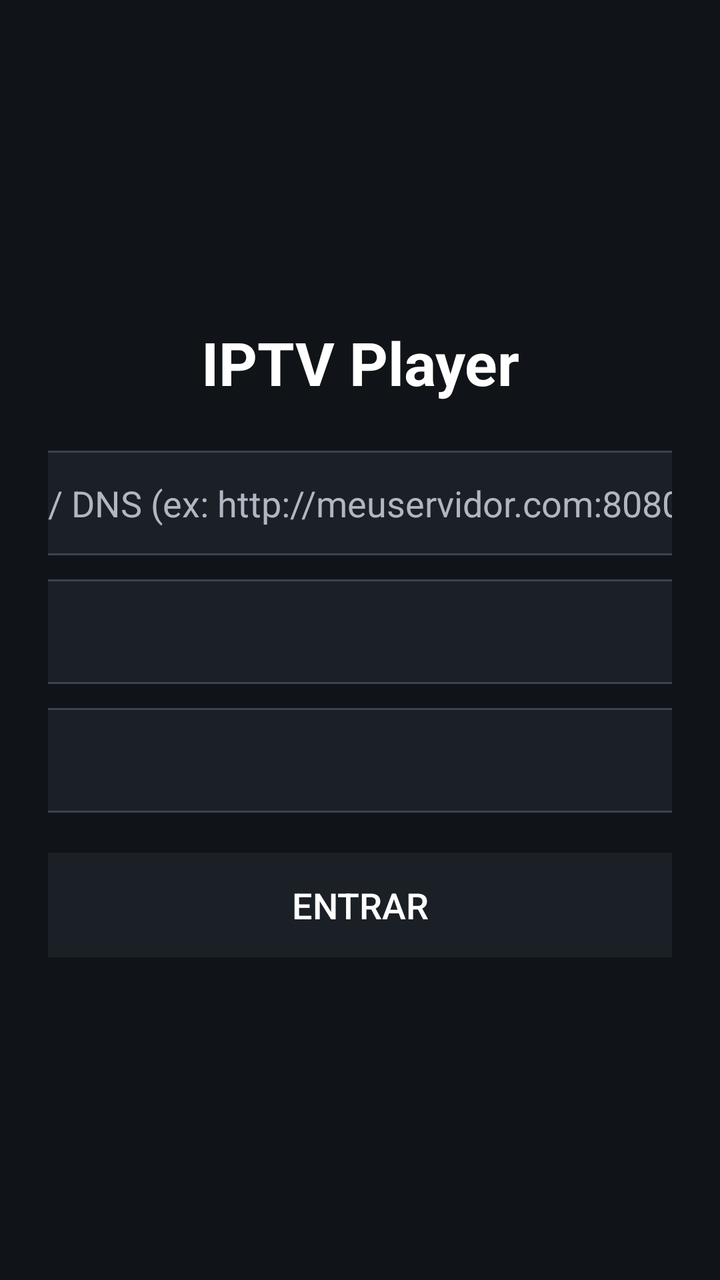
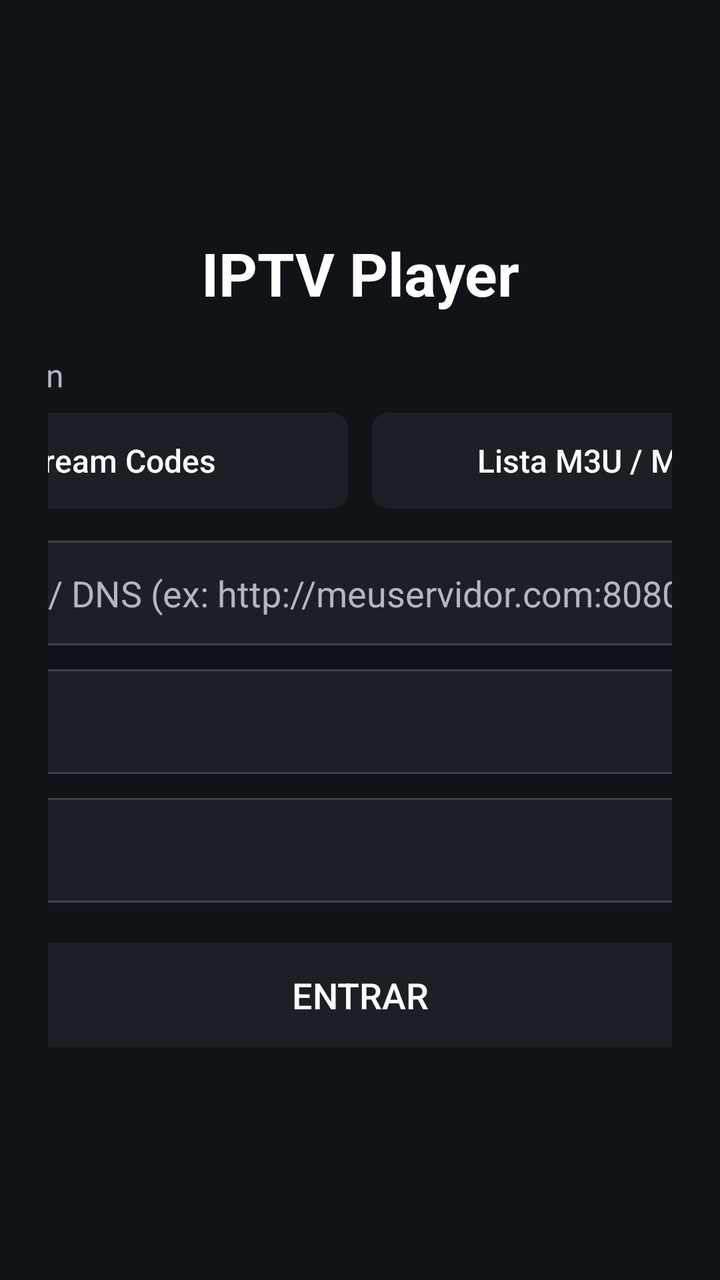

Compare the two renders of this Android layout. The source of the first and the diff that turns it into the second are given below.
<!-- AndroidManifest.xml: application theme AppTheme -->
<!-- res/layout/activity_login.xml -->
<?xml version="1.0" encoding="utf-8"?>
<ScrollView xmlns:android="http://schemas.android.com/apk/res/android"
    android:layout_width="match_parent"
    android:layout_height="match_parent"
    android:fillViewport="true">

    <LinearLayout
        android:layout_width="match_parent"
        android:layout_height="match_parent"
        android:gravity="center"
        android:orientation="vertical"
        android:padding="24dp">

        <LinearLayout
            android:layout_width="480dp"
            android:layout_height="wrap_content"
            android:orientation="vertical">

            <TextView
                android:layout_width="match_parent"
                android:layout_height="wrap_content"
                android:gravity="center"
                android:text="IPTV Player"
                android:textColor="@color/text"
                android:textSize="30sp"
                android:textStyle="bold" />

            <EditText
                android:id="@+id/etServer"
                android:layout_width="match_parent"
                android:layout_height="wrap_content"
                android:layout_marginTop="24dp"
                android:background="@drawable/input_bg"
                android:hint="Servidor / DNS (ex: http://meuservidor.com:8080)"
                android:imeOptions="actionNext"
                android:inputType="textUri"
                android:padding="14dp"
                android:textColor="@color/text"
                android:textColorHint="@color/muted"
                android:textSize="18sp" />

            <EditText
                android:id="@+id/etUser"
                android:layout_width="match_parent"
                android:layout_height="wrap_content"
                android:layout_marginTop="12dp"
                android:background="@drawable/input_bg"
                android:hint="Usuário"
                android:imeOptions="actionNext"
                android:inputType="textNoSuggestions"
                android:padding="14dp"
                android:textColor="@color/text"
                android:textColorHint="@color/muted"
                android:textSize="18sp" />

            <EditText
                android:id="@+id/etPass"
                android:layout_width="match_parent"
                android:layout_height="wrap_content"
                android:layout_marginTop="12dp"
                android:background="@drawable/input_bg"
                android:hint="Senha"
                android:imeOptions="actionDone"
                android:inputType="textPassword"
                android:padding="14dp"
                android:textColor="@color/text"
                android:textColorHint="@color/muted"
                android:textSize="18sp" />

            <TextView
                android:id="@+id/tvError"
                android:layout_width="match_parent"
                android:layout_height="wrap_content"
                android:layout_marginTop="12dp"
                android:textColor="@color/error"
                android:textSize="16sp"
                android:visibility="gone" />

            <Button
                android:id="@+id/btnLogin"
                android:layout_width="match_parent"
                android:layout_height="wrap_content"
                android:layout_marginTop="20dp"
                android:background="@drawable/row_bg"
                android:padding="14dp"
                android:text="Entrar"
                android:textColor="@color/text"
                android:textSize="18sp" />

            <ProgressBar
                android:id="@+id/progress"
                android:layout_width="wrap_content"
                android:layout_height="wrap_content"
                android:layout_gravity="center_horizontal"
                android:layout_marginTop="16dp"
                android:visibility="gone" />
        </LinearLayout>
    </LinearLayout>
</ScrollView>
<!-- resources referenced by this layout -->
<resources>
  <color name="error">#FFFF6B6B</color>
  <color name="muted">#FFB0B7C0</color>
  <color name="text">#FFFFFFFF</color>
  <!-- drawable input_bg (drawable) -->
  <?xml version="1.0" encoding="utf-8"?>
  <selector xmlns:android="http://schemas.android.com/apk/res/android">
      <item android:state_focused="true">
          <shape android:shape="rectangle">
              <solid android:color="@color/panel" />
              <stroke android:width="3dp" android:color="@color/accent" />
              <corners android:radius="8dp" />
          </shape>
      </item>
      <item>
          <shape android:shape="rectangle">
              <solid android:color="@color/panel" />
              <stroke android:width="1dp" android:color="#FF3A434E" />
              <corners android:radius="8dp" />
          </shape>
      </item>
  </selector>
  <!-- drawable row_bg (drawable) -->
  <?xml version="1.0" encoding="utf-8"?>
  <selector xmlns:android="http://schemas.android.com/apk/res/android">
      <item android:state_focused="true">
          <shape android:shape="rectangle">
              <solid android:color="@color/accent" />
              <corners android:radius="8dp" />
          </shape>
      </item>
      <item android:state_selected="true">
          <shape android:shape="rectangle">
              <solid android:color="#FF2A3441" />
              <corners android:radius="8dp" />
          </shape>
      </item>
      <item>
          <shape android:shape="rectangle">
              <solid android:color="@color/panel" />
              <corners android:radius="8dp" />
          </shape>
      </item>
  </selector>
  <style name="AppTheme" parent="Theme.AppCompat.NoActionBar">
          <item name="android:windowBackground">@color/bg</item>
          <item name="colorAccent">@color/accent</item>
      </style>
  <color name="panel">#FF1B2027</color>
  <color name="accent">#FF2F80ED</color>
  <color name="bg">#FF101418</color>
</resources>

<!-- the commit's change to res/layout/activity_login.xml (unified diff, before → after) -->
@@ -12,6 +12,7 @@
         android:padding="24dp">
 
         <LinearLayout
+            android:id="@+id/loginBox"
             android:layout_width="480dp"
             android:layout_height="wrap_content"
             android:orientation="vertical">
@@ -25,47 +26,125 @@
                 android:textSize="30sp"
                 android:textStyle="bold" />
 
-            <EditText
-                android:id="@+id/etServer"
+            <TextView
                 android:layout_width="match_parent"
                 android:layout_height="wrap_content"
-                android:layout_marginTop="24dp"
-                android:background="@drawable/input_bg"
-                android:hint="Servidor / DNS (ex: http://meuservidor.com:8080)"
-                android:imeOptions="actionNext"
-                android:inputType="textUri"
-                android:padding="14dp"
-                android:textColor="@color/text"
-                android:textColorHint="@color/muted"
-                android:textSize="18sp" />
+                android:layout_marginTop="20dp"
+                android:text="Tipo de login"
+                android:textColor="@color/muted"
+                android:textSize="16sp" />
 
-            <EditText
-                android:id="@+id/etUser"
+            <LinearLayout
                 android:layout_width="match_parent"
                 android:layout_height="wrap_content"
-                android:layout_marginTop="12dp"
-                android:background="@drawable/input_bg"
-                android:hint="Usuário"
-                android:imeOptions="actionNext"
-                android:inputType="textNoSuggestions"
-                android:padding="14dp"
-                android:textColor="@color/text"
-                android:textColorHint="@color/muted"
-                android:textSize="18sp" />
+                android:layout_marginTop="8dp"
+                android:orientation="horizontal">
 
-            <EditText
-                android:id="@+id/etPass"
+                <Button
+                    android:id="@+id/btnModeXtream"
+                    android:layout_width="0dp"
+                    android:layout_height="wrap_content"
+                    android:layout_marginEnd="6dp"
+                    android:layout_weight="1"
+                    android:background="@drawable/tab_bg"
+                    android:padding="12dp"
+                    android:text="Xtream Codes"
+                    android:textAllCaps="false"
+                    android:textColor="@color/text"
+                    android:textSize="16sp" />
+
+                <Button
+                    android:id="@+id/btnModeM3u"
+                    android:layout_width="0dp"
+                    android:layout_height="wrap_content"
+                    android:layout_marginStart="6dp"
+                    android:layout_weight="1"
+                    android:background="@drawable/tab_bg"
+                    android:padding="12dp"
+                    android:text="Lista M3U / M3U8"
+                    android:textAllCaps="false"
+                    android:textColor="@color/text"
+                    android:textSize="16sp" />
+            </LinearLayout>
+
+            <LinearLayout
+                android:id="@+id/groupXtream"
                 android:layout_width="match_parent"
                 android:layout_height="wrap_content"
-                android:layout_marginTop="12dp"
-                android:background="@drawable/input_bg"
-                android:hint="Senha"
-                android:imeOptions="actionDone"
-                android:inputType="textPassword"
-                android:padding="14dp"
-                android:textColor="@color/text"
-                android:textColorHint="@color/muted"
-                android:textSize="18sp" />
+                android:orientation="vertical">
+
+                <EditText
+                    android:id="@+id/etServer"
+                    android:layout_width="match_parent"
+                    android:layout_height="wrap_content"
+                    android:layout_marginTop="16dp"
+                    android:background="@drawable/input_bg"
+                    android:hint="Servidor / DNS (ex: http://meuservidor.com:8080)"
+                    android:imeOptions="actionNext"
+                    android:inputType="textUri"
+                    android:padding="14dp"
+                    android:textColor="@color/text"
+                    android:textColorHint="@color/muted"
+                    android:textSize="18sp" />
+
+                <EditText
+                    android:id="@+id/etUser"
+                    android:layout_width="match_parent"
+                    android:layout_height="wrap_content"
+                    android:layout_marginTop="12dp"
+                    android:background="@drawable/input_bg"
+                    android:hint="Usuário"
+                    android:imeOptions="actionNext"
+                    android:inputType="textNoSuggestions"
+                    android:padding="14dp"
+                    android:textColor="@color/text"
+                    android:textColorHint="@color/muted"
+                    android:textSize="18sp" />
+
+                <EditText
+                    android:id="@+id/etPass"
+                    android:layout_width="match_parent"
+                    android:layout_height="wrap_content"
+                    android:layout_marginTop="12dp"
+                    android:background="@drawable/input_bg"
+                    android:hint="Senha"
+                    android:imeOptions="actionDone"
+                    android:inputType="textPassword"
+                    android:padding="14dp"
+                    android:textColor="@color/text"
+                    android:textColorHint="@color/muted"
+                    android:textSize="18sp" />
+            </LinearLayout>
+
+            <LinearLayout
+                android:id="@+id/groupM3u"
+                android:layout_width="match_parent"
+                android:layout_height="wrap_content"
+                android:orientation="vertical"
+                android:visibility="gone">
+
+                <EditText
+                    android:id="@+id/etM3u"
+                    android:layout_width="match_parent"
+                    android:layout_height="wrap_content"
+                    android:layout_marginTop="16dp"
+                    android:background="@drawable/input_bg"
+                    android:hint="URL da lista (http://.../lista.m3u)"
+                    android:imeOptions="actionDone"
+                    android:inputType="textUri"
+                    android:padding="14dp"
+                    android:textColor="@color/text"
+                    android:textColorHint="@color/muted"
+                    android:textSize="18sp" />
+
+                <TextView
+                    android:layout_width="match_parent"
+                    android:layout_height="wrap_content"
+                    android:layout_marginTop="8dp"
+                    android:text="Aceita listas .m3u, .m3u8 e links get.php. Canais, filmes e séries são separados automaticamente."
+                    android:textColor="@color/muted"
+                    android:textSize="14sp" />
+            </LinearLayout>
 
             <TextView
                 android:id="@+id/tvError"
<!-- resource entries referenced after the edit -->
@@ -43,6 +43,29 @@
           </shape>
       </item>
   </selector>
+  <!-- drawable tab_bg (drawable) -->
+  <?xml version="1.0" encoding="utf-8"?>
+  <selector xmlns:android="http://schemas.android.com/apk/res/android">
+      <item android:state_focused="true">
+          <shape android:shape="rectangle">
+              <solid android:color="@color/accent" />
+              <stroke android:width="2dp" android:color="@color/text" />
+              <corners android:radius="8dp" />
+          </shape>
+      </item>
+      <item android:state_selected="true">
+          <shape android:shape="rectangle">
+              <solid android:color="@color/accent" />
+              <corners android:radius="8dp" />
+          </shape>
+      </item>
+      <item>
+          <shape android:shape="rectangle">
+              <solid android:color="@color/panel" />
+              <corners android:radius="8dp" />
+          </shape>
+      </item>
+  </selector>
   <style name="AppTheme" parent="Theme.AppCompat.NoActionBar">
           <item name="android:windowBackground">@color/bg</item>
           <item name="colorAccent">@color/accent</item>
